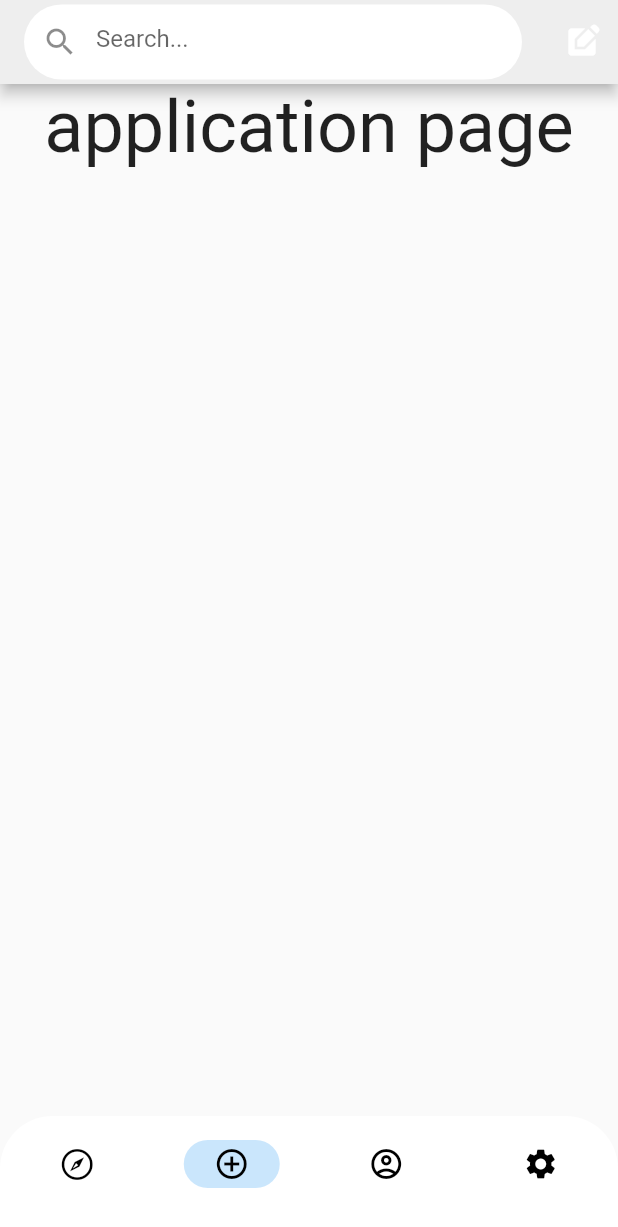
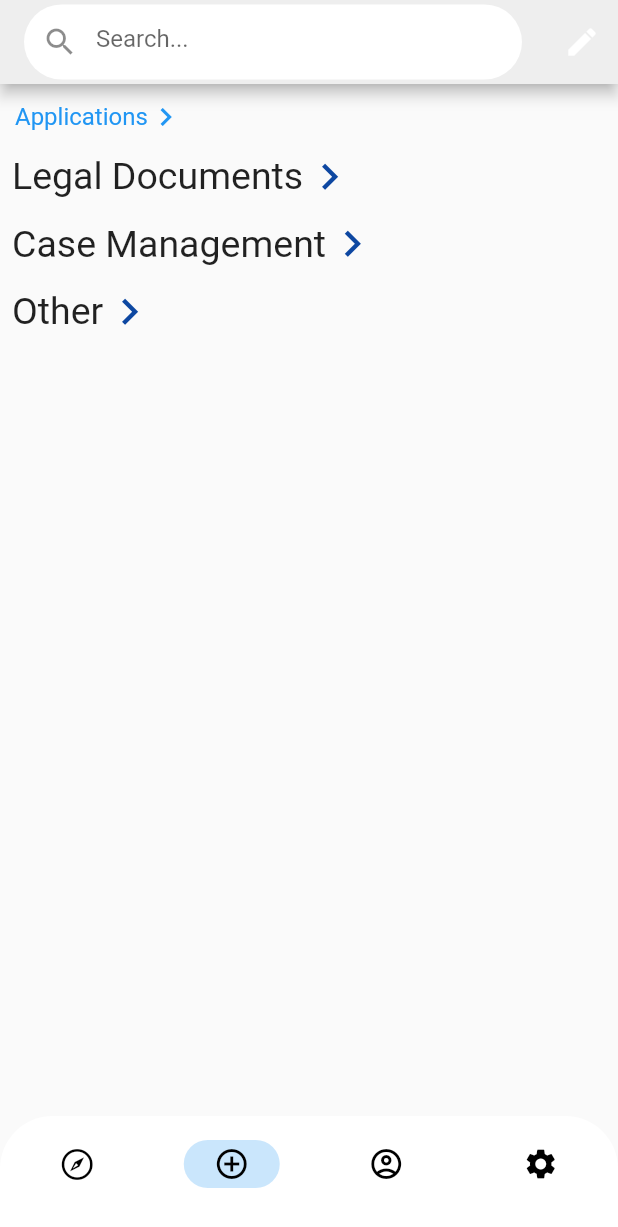
Before and after one commit to storm1486/wyam_app, a Flutter app: the screen it shows after launch, item 2 of the bottom bar chosen, on a phone screen of 412 x 824 dp. Shown: the top 1227 px of the screen. Run offline on Flutter 3.47's test engine with Material 2 defaults, Android fonts, the phone set to English and light mode, and no system bars.

Commit message:
Created the Application Page and Items within the drop down menu.

```diff
--- a/lib/pages/applications.dart
+++ b/lib/pages/applications.dart
@@ -2,19 +2,159 @@ import 'package:flutter/material.dart';
 
 import '../services/searchBar.dart';
 
-class Applications extends StatelessWidget {
-  const Applications({super.key});
+class Applications extends StatefulWidget {
+  @override
+  _ApplicationsState createState() => _ApplicationsState();
+}
+
+class _ApplicationsState extends State<Applications> with TickerProviderStateMixin {
+  String selectedWord = '';
+  bool isDropdownVisible = false;
+
+  List<String> words = [
+    'Food Benefits',
+    'Health Insurance',
+    'Cash Assistance',
+    'Affordable Housing',
+    'Job Placement',
+    'Continuing Education',
+    'Disability Assistance'
+  ];
+
+  late AnimationController _controller;
+  late Animation<double> _animation;
+
+  @override
+  void initState() {
+    super.initState();
+
+    // Create an AnimationController for the rotation animation
+    _controller = AnimationController(
+      duration: Duration(milliseconds: 200),
+      vsync: this, // Using TickerProviderStateMixin for animation
+    );
+
+    // Create an animation that interpolates from 0 to 0.25 (90 degrees)
+    _animation = Tween<double>(
+      begin: 0,
+      end: 0.25, // 0.25 represents 90 degrees
+    ).animate(_controller);
+  }
+
+  @override
+  void dispose() {
+    // Dispose of the animation controller to free up resources
+    _controller.dispose();
+    super.dispose();
+  }
+
+  // Function to toggle the visibility of the dropdown
+  void _toggleDropdown() {
+    setState(() {
+      isDropdownVisible = !isDropdownVisible;
+
+      // Animate the arrow icon rotation when the dropdown is toggled
+      if (isDropdownVisible) {
+        _controller.forward(); // Rotate arrow icon to 90 degrees
+      } else {
+        _controller.reverse(); // Rotate arrow icon back to 0 degrees
+      }
+    });
+  }
 
   @override
   Widget build(BuildContext context) {
-    return const Scaffold(
-      body: Column(
-        children: [
-            SafeArea(child: Search(),),
-            Center(child: Text('application page', style: TextStyle(fontSize: 48.0)))
-
-        ],
-      )
+    return Column(
+      children: [
+        const SafeArea(child: Search()), //Search Bar at the top of the page
+        InkWell(
+          onTap: _toggleDropdown, // Trigger dropdown visibility on tap
+          child: Container(
+            padding: const EdgeInsets.all(10),
+            child: Row(
+              mainAxisAlignment: MainAxisAlignment.start,
+              children: [
+                const Text(
+                  'Applications',
+                  style: TextStyle(
+                    fontSize: 16.0,
+                    color: Colors.blue,
+                  ),
+                ),
+                RotationTransition(
+                  turns: _animation, // Apply rotation animation to the arrow icon
+                  child: const Icon(Icons.keyboard_arrow_right, color: Colors.blue),
+                ),
+              ],
+            ),
+          ),
+        ),
+        Visibility(
+          visible: isDropdownVisible, // Show/hide the dropdown based on visibility
+          child: Container(
+            width: double.infinity,
+            decoration: BoxDecoration(
+              border: Border.all(color: Colors.transparent),
+              borderRadius: BorderRadius.circular(4),
+            ),
+            child: ListView(
+              padding: EdgeInsets.zero,
+              shrinkWrap: true,
+              children: words.map((word) {
+                return ListTile(
+                  title: Text(
+                    word,
+                    style: const TextStyle(fontSize: 16.0),
+                  ),
+                  onTap: () {
+                    setState(() {
+                      selectedWord = word;
+                      isDropdownVisible = false;
+                      _controller.reverse(); // Rotate arrow icon back to 0 degrees
+                    });
+                  },
+                );
+              }).toList(),
+            ),
+          ),
+        ),
+        Padding(
+          padding: const EdgeInsets.fromLTRB(8.0, 0, 0, 0),
+          child: Row(
+            mainAxisAlignment: MainAxisAlignment.start,
+            children: [
+              Text('Legal Documents', style: TextStyle(
+                fontSize: 25.0,
+              ),),
+              Icon(Icons.keyboard_arrow_right, color: Colors.blue[900], size: 35.0,)
+            ],
+          ),
+        ),
+        Padding(
+          padding: const EdgeInsets.fromLTRB(8.0, 10, 0, 0),
+          child: Row(
+            mainAxisAlignment: MainAxisAlignment.start,
+            children: [
+              Text('Case Management', style: TextStyle(
+                fontSize: 25.0,
+              ),),
+              Icon(Icons.keyboard_arrow_right, color: Colors.blue[900], size: 35.0,)
+            ],
+          ),
+        ),
+        Padding(
+          padding: const EdgeInsets.fromLTRB(8.0, 10, 0, 0),
+          child: Row(
+            mainAxisAlignment: MainAxisAlignment.start,
+            children: [
+              Text('Other', style: TextStyle(
+                fontSize: 25.0,
+              ),),
+              Icon(Icons.keyboard_arrow_right, color: Colors.blue[900], size: 35.0,)
+            ],
+          ),
+        )
+      ],
     );
   }
 }
--- a/lib/pages/home.dart
+++ b/lib/pages/home.dart
@@ -19,9 +19,9 @@ class _HomeState extends State<Home> {
         body: Column(
             mainAxisAlignment: MainAxisAlignment.start,
             children: [
-               Search(),
+              SafeArea(child: Search()),
               // scroller feature
-               HorizontalScroller(
+              HorizontalScroller(
                  items: [
                    'All',
                    'Food',
@@ -33,7 +33,7 @@ class _HomeState extends State<Home> {
                    'Other',
                  ],
                ),
-               Expanded(
+              Expanded(
                  child: ChooseLocation(),
               ),
             ],
--- a/lib/services/searchBar.dart
+++ b/lib/services/searchBar.dart
@@ -1,4 +1,5 @@
 import 'package:flutter/material.dart';
+
 
 class Search extends StatefulWidget {
   const Search({super.key});
@@ -12,7 +13,8 @@ class _SearchState extends State<Search> {
   Widget build(BuildContext context) {
     return AppBar(
       backgroundColor: Colors.grey[200],
-      title: Container(
+      title: SafeArea(
+        child: Container(
           width: double.infinity,
           height: 50.0,
           decoration: BoxDecoration(
@@ -36,10 +38,12 @@ class _SearchState extends State<Search> {
             ),
           ),
         ),
+      ),
       actions: [
         IconButton(
-          icon: const Icon(Icons.edit_square),
-          onPressed: () {},
+            onPressed: () {
+            },
+            icon: const Icon(Icons.edit)
         ),
       ],
       // actions: [
```
Also changed, not shown: lib/main.dart (indentation only), 3 other files. Lines whose indentation alone changed are shown as unchanged.
